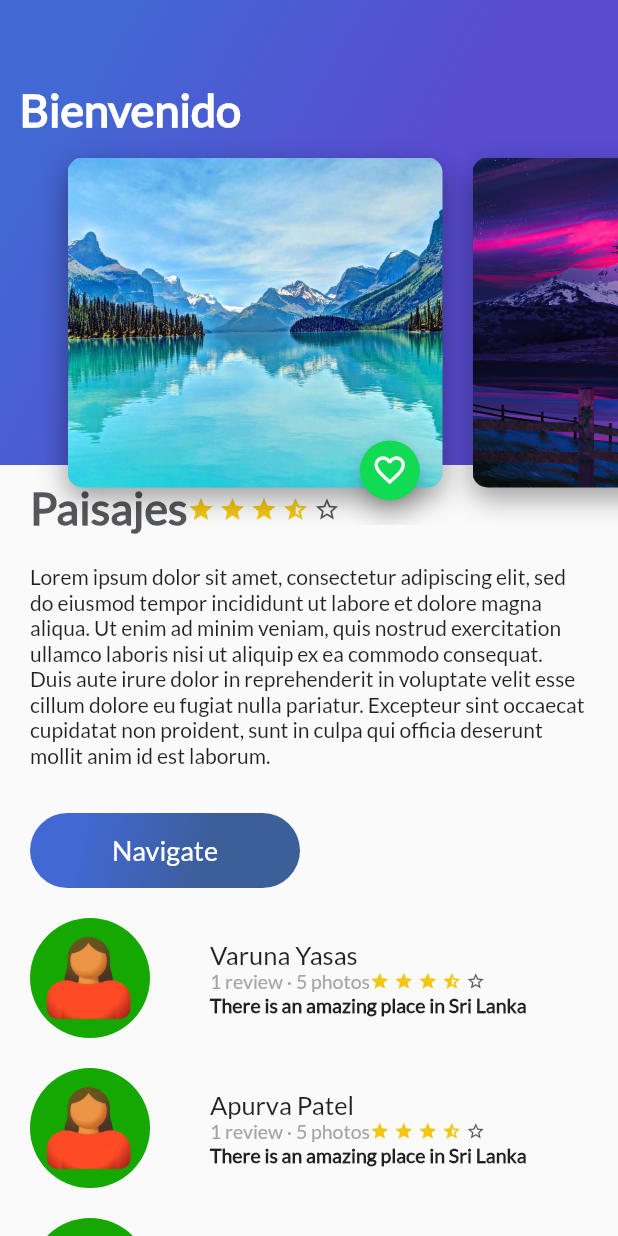
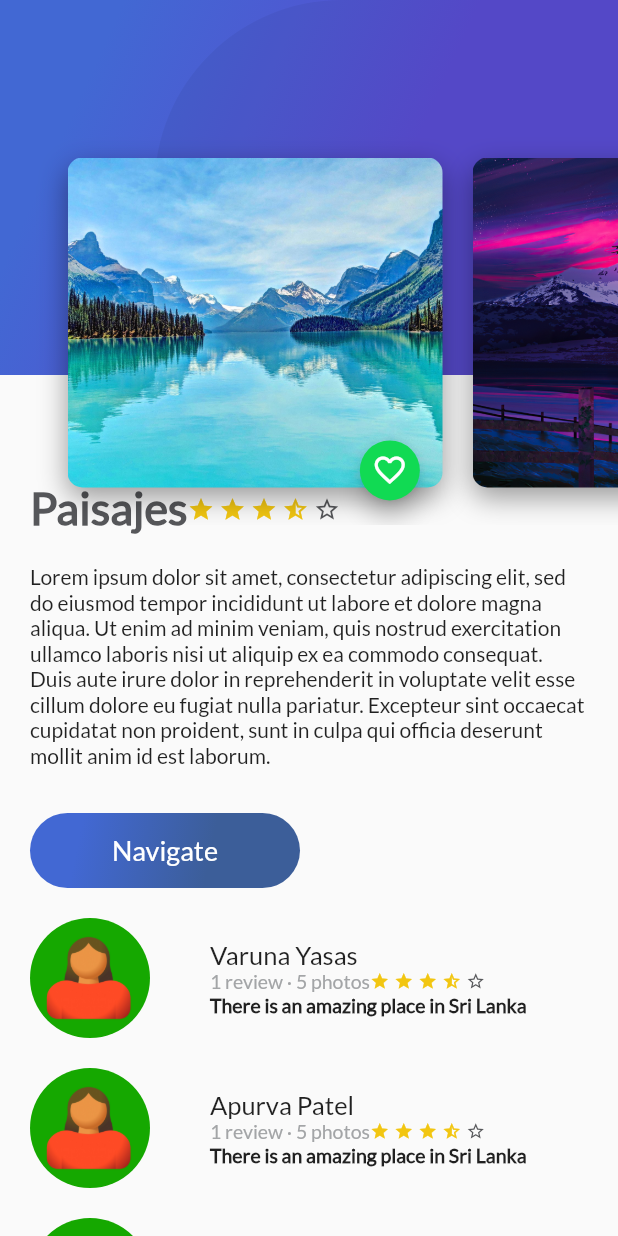
Before and after one commit to My-courses-complete/Flutter-course, a Flutter app: the HomeTrips screen opened directly, on a phone screen of 412 x 824 dp. Run offline on Flutter 3.47's test engine with Material 2 defaults, Android fonts, the phone set to English and light mode, and no system bars; our stand-ins replace cloud_firestore, firebase_auth, firebase_core, firebase_storage, google_sign_in; missing offline and left inert: generic_bloc_provider; accounts and stored records are empty.

Commit message:
Creando un Widget gradiente personalizado

```diff
--- a/lib/Place/ui/screens/header_appbar.dart
+++ b/lib/Place/ui/screens/header_appbar.dart
@@ -9,7 +9,7 @@ class HeaderAppBar extends StatelessWidget {
   Widget build(BuildContext context) {
     return Stack(
       children: <Widget>[
-        GradientBack("Bienvenido", 310.0),
+        GradientBack(height: 250.0, title: "Bienvenido",),
         CardImageList(),
       ],
     );
--- a/lib/User/ui/screens/sig_in_screen.dart
+++ b/lib/User/ui/screens/sig_in_screen.dart
@@ -39,7 +39,7 @@ class _SignInScreenState extends State<SignInScreen> {
   Widget SignInGoogleUI() {
     return Scaffold(
       body: Stack(alignment: Alignment.center, children: <Widget>[
-        GradientBack("", double.infinity),
+        GradientBack(height: null),
         Column(
           mainAxisAlignment: MainAxisAlignment.center,
           children: <Widget>[
--- a/lib/widgets/gradient_back.dart
+++ b/lib/widgets/gradient_back.dart
@@ -2,15 +2,25 @@ import 'package:flutter/material.dart';
 
 class GradientBack extends StatelessWidget {
   final String title;
-  final double height;
+  double? height;
 
-  const GradientBack(this.title, this.height, {Key? key}) : super(key: key);
+  GradientBack({
+    Key? key,
+    this.height,
+    this.title = '',
+  }) : super(key: key);
 
   @override
   Widget build(BuildContext context) {
+    double screenHeight = MediaQuery.of(context).size.height;
+    double screenWidth = MediaQuery.of(context).size.width;
+
+    height ??= screenHeight;
+
     return Container(
+      width: screenWidth,
       height: height,
-      decoration: const BoxDecoration(
+      decoration: BoxDecoration(
         gradient: LinearGradient(
           colors: [
             Color(0xFF4268D3),
@@ -22,16 +32,27 @@ class GradientBack extends StatelessWidget {
           tileMode: TileMode.clamp,
         ),
       ),
-      alignment: const Alignment(-0.9, -0.6),
-      child: Text(
-        title,
-        style: const TextStyle(
-          color: Colors.white,
-          fontSize: 30.0,
-          fontFamily: 'Lato',
-          fontWeight: FontWeight.bold,
+      child: FittedBox(
+        fit: BoxFit.none,
+        alignment: Alignment(-1.5, -0.8),
+        child: Container(
+          width: screenHeight,
+          height: height,
+          decoration: BoxDecoration(
+            color: Color.fromRGBO(0, 0, 0, 0.05),
+            borderRadius: BorderRadius.circular(screenHeight/2),
+          ),
         ),
       ),
+      // child: Text(
+      //   title,
+      //   style: const TextStyle(
+      //     color: Colors.white,
+      //     fontSize: 30.0,
+      //     fontFamily: 'Lato',
+      //     fontWeight: FontWeight.bold,
+      //   ),
+      // ),
     );
   }
 }
```
